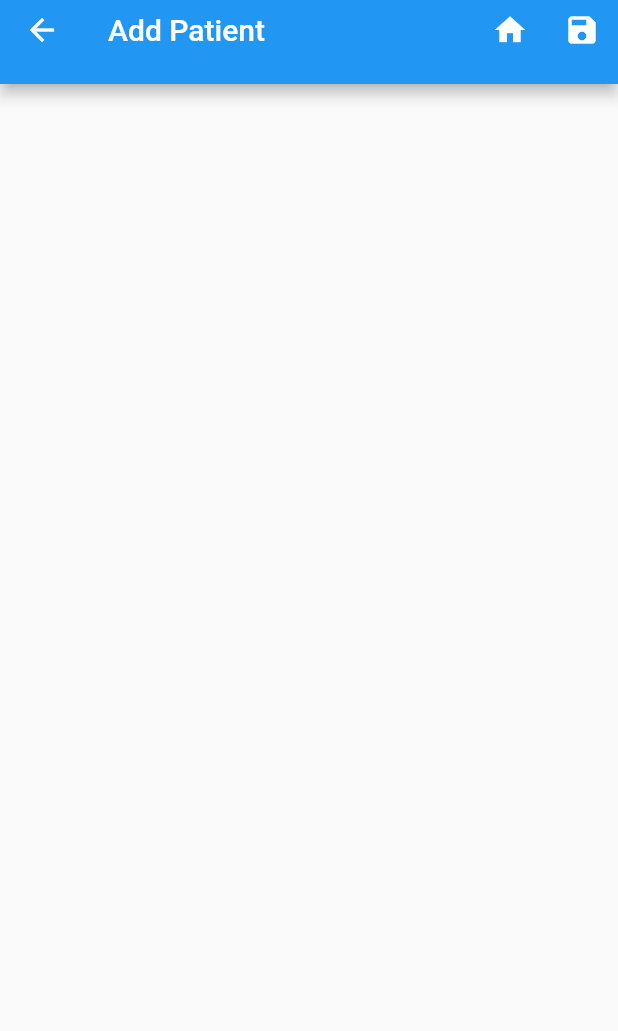
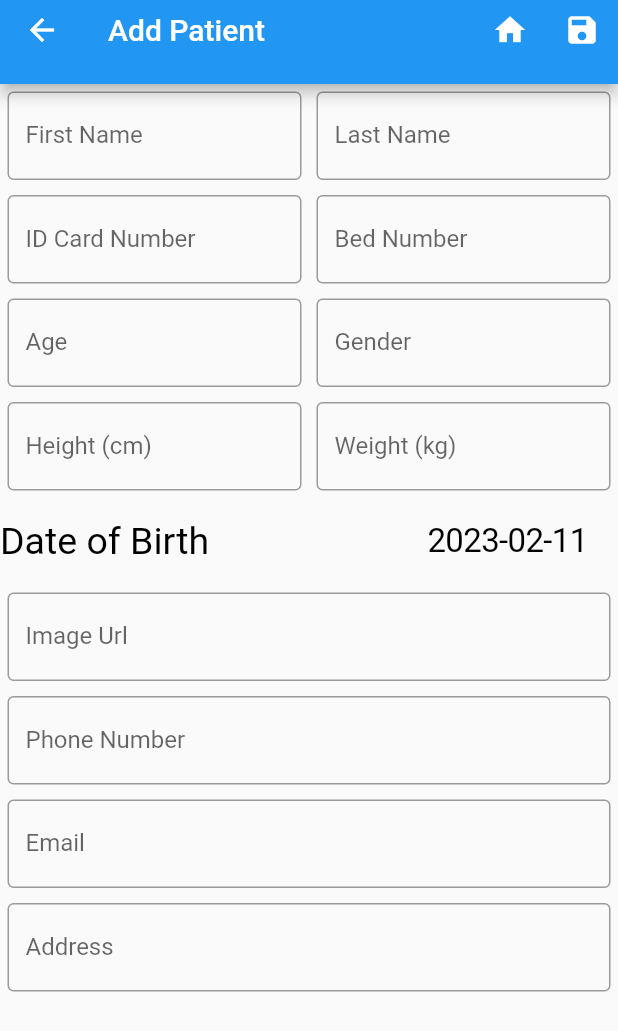
Before and after one commit to charrrleee/mapd722_gp1_project, a Flutter app: the AddPatientView screen opened by its route, after a tap on the "save" icon, on a phone screen of 412 x 824 dp. Shown: the top 1031 px of the screen. Run offline on Flutter 3.47's test engine with Material 2 defaults, Android fonts, the phone set to English and light mode, and no system bars; our stand-ins replace rxdart.

Commit message:
add patient form. update

```diff
--- a/lib/view/screen/add_patient_view.dart
+++ b/lib/view/screen/add_patient_view.dart
@@ -1,10 +1,11 @@
+import 'package:flutter/cupertino.dart';
 import 'package:flutter/material.dart';
 
 import '../../framework.dart';
 import '../../routes.dart';
 import '../../view_model/screen/add_patient_view_model.dart';
 import '../widget/appBar.dart';
-import '../widget/search_patient_icon.dart';
+import '../widget/textfield.dart';
 
 class AddPatientView extends StatefulWidget {
   const AddPatientView({Key? key, required this.title}) : super(key: key);
@@ -16,6 +17,24 @@ class AddPatientView extends StatefulWidget {
 
 class AddPatientViewState
     extends BaseMVVMState<AddPatientView, AddPatientViewModel> {
+  void _showDialog(Widget child) {
+    showCupertinoModalPopup<void>(
+      context: context,
+      builder: (BuildContext context) => Container(
+        height: 216,
+        padding: const EdgeInsets.only(top: 6.0),
+        margin: EdgeInsets.only(
+          bottom: MediaQuery.of(context).viewInsets.bottom,
+        ),
+        color: CupertinoColors.systemBackground.resolveFrom(context),
+        child: SafeArea(
+          top: false,
+          child: child,
+        ),
+      ),
+    );
+  }
+
   @override
   Widget buildChild(ctx, AddPatientViewModel vm) {
     return Scaffold(
@@ -34,7 +53,7 @@ class AddPatientViewState
                 Navigator.pushNamed(
                   context,
                   Routes.viewPatient,
-                  arguments: {"patientId", vm.patientId},
+                  arguments: vm.patientId,
                 );
               }
             },
@@ -43,8 +62,118 @@ class AddPatientViewState
         ],
       ),
       body: Column(children: [
-        // SearchBar(),
-        // todo forms
+        Row(
+          children: [
+            customTextField(
+              "First Name",
+              "",
+              (String? text) {},
+            ),
+            customTextField(
+              "Last Name",
+              "",
+              (String? text) {},
+            ),
+          ],
+        ),
+        Row(
+          children: [
+            customTextField(
+              "ID Card Number",
+              "",
+              (String? text) {},
+            ),
+            customTextField(
+              "Bed Number",
+              "",
+              (String? text) {},
+            ),
+          ],
+        ),
+        Row(
+          children: [
+            customTextField(
+              "Age",
+              "",
+              (String? text) {},
+            ),
+            customTextField(
+              "Gender",
+              "",
+              (String? text) {},
+            ),
+          ],
+        ),
+        Row(
+          children: [
+            customTextField(
+              "Height (cm)",
+              "",
+              (String? text) {},
+            ),
+            customTextField(
+              "Weight (kg)",
+              "",
+              (String? text) {},
+            ),
+          ],
+        ),
+        Row(
+          children: [
+            const Text("Date of Birth",
+                style: TextStyle(fontSize: 25.0, color: Colors.black)),
+            const Spacer(),
+            CupertinoButton(
+              onPressed: () => _showDialog(
+                CupertinoDatePicker(
+                    initialDateTime: DateTime.now(),
+                    mode: CupertinoDatePickerMode.date,
+                    use24hFormat: true,
+                    onDateTimeChanged: (DateTime? datetime) {}),
+              ),
+              child: Text(
+                DateTime.now().toIso8601String().substring(0, 10),
+                style: TextStyle(fontSize: 22.0, color: Colors.black),
+              ),
+            )
+          ],
+        ),
+        Row(
+          children: [
+            customTextField(
+              "Image Url",
+              "",
+              (String? text) {},
+            )
+          ],
+        ),
+        Row(
+          children: [
+            customTextField(
+              "Phone Number",
+              "",
+              (String? text) {},
+            )
+          ],
+        ),
+        Row(
+          children: [
+            customTextField(
+              "Email",
+              "",
+              (String? text) {},
+            )
+          ],
+        ),
+        Row(
+          children: [
+            customTextField(
+              "Address",
+              "",
+              (String? text) {},
+            )
+          ],
+        ),
       ]),
     );
   }
--- a/lib/view/screen/home_view.dart
+++ b/lib/view/screen/home_view.dart
@@ -24,6 +24,10 @@ class HomeViewState extends BaseMVVMState<HomeView, HomeViewModel> {
         "Home Page - Welcome!",
         [
           searchPatientIcon(ctx),
+          IconButton(
+            onPressed: () => Navigator.pushNamed(context, Routes.addPatient),
+            icon: const Icon(Icons.add),
+          )
         ],
       ),
       body: Column(
--- a/lib/view/screen/view_patient_records_view.dart
+++ b/lib/view/screen/view_patient_records_view.dart
@@ -1,6 +1,7 @@
 import 'package:flutter/material.dart';
 
 import '../../framework.dart';
+import '../../model/patient.dart';
 import '../../routes.dart';
 import '../../view_model/screen/view_patient_records_view_model.dart';
 import '../widget/appBar.dart';
@@ -18,6 +19,9 @@ class ViewPatientRecordsViewState
     extends BaseMVVMState<ViewPatientRecordsView, ViewPatientRecordsViewModel> {
   @override
   Widget buildChild(ctx, ViewPatientRecordsViewModel vm) {
+    vm.patient = ModalRoute.of(ctx)!.settings.arguments as Patient;
+    vm.patientRecords = vm.patient.records;
+
     return Scaffold(
       appBar: appBar(
         "${vm.patient.id} ${vm.patient.firstname} ${vm.patient.lastname}",
@@ -38,9 +42,7 @@ class ViewPatientRecordsViewState
           )
         ],
       ),
-      body: Expanded(
-        child: ListView(),
-      ),
+      body: Column(children: [],)
     );
   }
 
--- a/lib/view/screen/view_patient_view.dart
+++ b/lib/view/screen/view_patient_view.dart
@@ -39,8 +39,11 @@ class ViewPatientViewState
             icon: const Icon(Icons.edit),
           ),
           IconButton(
-            onPressed: () =>
-                Navigator.pushNamed(context, Routes.viewPatientRecords),
+            onPressed: () => Navigator.pushNamed(
+              context,
+              Routes.viewPatientRecords,
+              arguments: vm.patient,
+            ),
             icon: const Icon(Icons.document_scanner),
           )
         ],
--- a/lib/view/widget/search_patient_icon.dart
+++ b/lib/view/widget/search_patient_icon.dart
@@ -92,7 +92,11 @@ class MySearchDelegate extends SearchDelegate with ChangeNotifier {
                 onTap: () {
                   query = suggestion;
                   // todo handle patient
-                  Navigator.pushNamed(context, Routes.viewPatient, arguments: {"patientId", "1"},);
+                  Navigator.pushNamed(
+                    context,
+                    Routes.viewPatient,
+                    arguments: {"patientId", "1"},
+                  );
                 },
               );
             },
```
